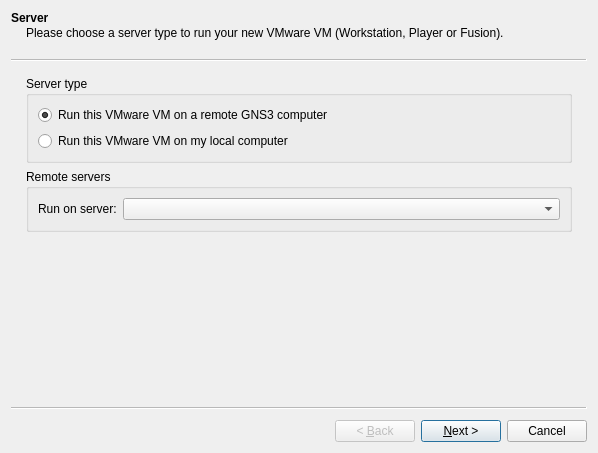
This is gns3/modules/vmware/ui/vmware_vm_wizard.ui in mpplab/MNSS as Qt 5 draws it before an edit. The edited form follows.
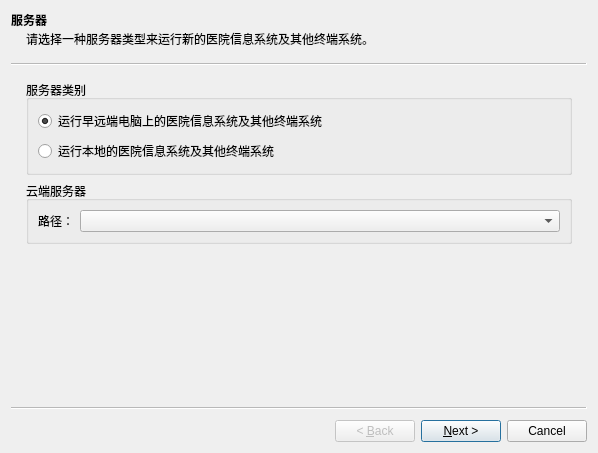
This is the edited form.

```diff
--- a/gns3/modules/vmware/ui/vmware_vm_wizard.ui
+++ b/gns3/modules/vmware/ui/vmware_vm_wizard.ui
@@ -18,22 +18,22 @@
   </property>
   <widget class="QWizardPage" name="uiServerWizardPage">
    <property name="title">
-    <string>Server</string>
+    <string>服务器</string>
    </property>
    <property name="subTitle">
-    <string>Please choose a server type to run your new VMware VM (Workstation, Player or Fusion).</string>
+    <string>请选择一种服务器类型来运行新的医院信息系统及其他终端系统。</string>
    </property>
    <layout class="QGridLayout" name="gridLayout_2">
     <item row="0" column="0">
      <widget class="QGroupBox" name="uiServerTypeGroupBox">
       <property name="title">
-       <string>Server type</string>
+       <string>服务器类别</string>
       </property>
       <layout class="QVBoxLayout" name="verticalLayout">
        <item>
         <widget class="QRadioButton" name="uiRemoteRadioButton">
          <property name="text">
-          <string>Run this VMware VM on a remote GNS3 computer</string>
+          <string>运行早远端电脑上的医院信息系统及其他终端系统</string>
          </property>
          <property name="checked">
           <bool>true</bool>
@@ -43,7 +43,7 @@
        <item>
         <widget class="QRadioButton" name="uiLocalRadioButton">
          <property name="text">
-          <string>Run this VMware VM on my local computer</string>
+          <string>运行本地的医院信息系统及其他终端系统</string>
          </property>
         </widget>
        </item>
@@ -53,7 +53,7 @@
     <item row="1" column="0">
      <widget class="QGroupBox" name="uiRemoteServersGroupBox">
       <property name="title">
-       <string>Remote servers</string>
+       <string>云端服务器</string>
       </property>
       <layout class="QGridLayout" name="gridLayout_8">
        <item row="0" column="1">
@@ -72,7 +72,7 @@
        <item row="0" column="0">
         <widget class="QLabel" name="uiRemoteServersLabel">
          <property name="text">
-          <string>Run on server:</string>
+          <string>路径：</string>
          </property>
         </widget>
        </item>
```
Left out of the diff: 10 changed lines with no effect on the pictures.
